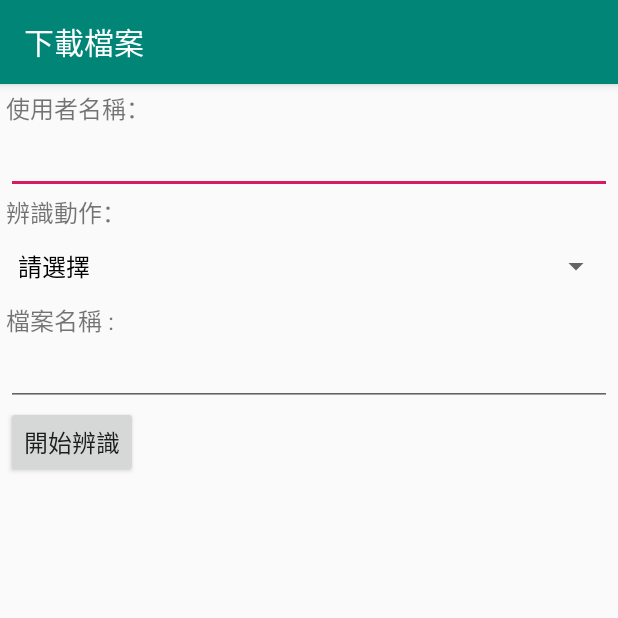
After one commit to Jalyway/PTCare_CMU, an Android app: the Download screen opened directly, with no data from a screen before it, on a phone screen of 412 x 824 dp, the top half of it. The commit adds this screen. Run offline under Robolectric (Android 15) with nearby library versions, the phone set to English and light mode, and no system bars; 2 statements that could not run were skipped.

Commit message:
2019/07/03

```diff
--- a/app/build.gradle
+++ b/app/build.gradle
@@ -38,4 +38,5 @@ dependencies {
     androidTestImplementation 'com.android.support.test.espresso:espresso-core:3.0.2'
     implementation files('libs/jfuzzylite-5.0.jar')
     implementation files('libs/jsoup-1.12.1.jar')
+    implementation files('libs/PTCAppTest.jar')
 }
--- /dev/null
+++ b/app/src/main/java/com/example/ptcare_cmu/Download.java
@@ -0,0 +1,203 @@
+package com.example.ptcare_cmu;
+
+import android.content.Context;
+import android.net.ConnectivityManager;
+import android.net.NetworkInfo;
+import android.os.Bundle;
+import android.os.Handler;
+import android.os.Message;
+import android.support.annotation.Nullable;
+import android.support.v7.app.AppCompatActivity;
+import android.util.Log;
+import android.view.View;
+import android.widget.AdapterView;
+import android.widget.ArrayAdapter;
+import android.widget.Button;
+import android.widget.EditText;
+import android.widget.ProgressBar;
+import android.widget.Spinner;
+import android.widget.TextView;
+import android.widget.Toast;
+
+import org.jsoup.Jsoup;
+import org.jsoup.nodes.Document;
+import org.jsoup.select.Elements;
+
+import java.io.BufferedWriter;
+import java.io.FileWriter;
+import java.io.IOException;
+import java.util.List;
+
+import FISmain.FISMotionSample;
+
+public class Download extends MainActivity {
+
+    private EditText userName, fileName;
+    private Spinner sprMotion;
+    private ProgressBar progressBar;
+    private Button download_Btn;
+    private TextView tvResult;
+    String str = "\n偵測結果\n";
+    private boolean connected = false;
+    private String[] motions = {"請選擇","flex_ext","ABD ADD","int_ext_rot","pron_supin","rad_uln_dev"};
+
+    Thread subThread;
+
+
+    @Override
+    protected void onCreate(@Nullable Bundle savedInstanceState) {
+        super.onCreate(savedInstanceState);
+        setContentView(R.layout.download);
+        //
+        userName = findViewById(R.id.userName);
+        fileName = findViewById(R.id.fileName);
+        sprMotion = findViewById(R.id.sprMotion);
+        download_Btn = findViewById(R.id.download_btn);
+        tvResult = findViewById(R.id.tv_result);
+        progressBar = findViewById(R.id.progressBar);
+
+
+        progressBar.setVisibility(View.INVISIBLE);
+        ArrayAdapter<String> adapter = new ArrayAdapter<>(this, R.layout.support_simple_spinner_dropdown_item, motions);
+        sprMotion.setAdapter(adapter);
+        sprMotion.setOnItemSelectedListener(selectedListener);
+
+
+        // 判斷是否有開啟網路連線
+        ConnectivityManager connectivityManager = (ConnectivityManager) getSystemService(Context.CONNECTIVITY_SERVICE);
+        if(connectivityManager.getNetworkInfo(ConnectivityManager.TYPE_MOBILE).getState() != NetworkInfo.State.CONNECTED &&
+                connectivityManager.getNetworkInfo(ConnectivityManager.TYPE_WIFI).getState() != NetworkInfo.State.CONNECTED) {
+            //we are not connected to the network
+            connected = false;
+            Toast.makeText(this,"請開啟網路連線",Toast.LENGTH_LONG).show();
+            finish();
+        }
+
+        //Toast.makeText(this,"Main Thread: "+Thread.currentThread().getName(),Toast.LENGTH_SHORT).show();
+    }
+
+    AdapterView.OnItemSelectedListener selectedListener = new AdapterView.OnItemSelectedListener() {
+        @Override
+        public void onItemSelected(AdapterView<?> adapterView, View view, int i, long l) {
+            //Toast.makeText(getApplicationContext(),"which:"+ i, Toast.LENGTH_SHORT).show();
+        }
+
+        @Override
+        public void onNothingSelected(AdapterView<?> adapterView) {
+
+        }
+    };
+
+
+
+    Handler mHandler = new Handler(new Handler.Callback() {
+        @Override
+        public boolean handleMessage(Message message) {
+            if (message.what == 1) {
+                progressBar.setVisibility(View.GONE);
+                tvResult.setText(message.obj.toString());
+            }
+            return false;
+        }
+    });
+
+
+    public void downloadBtnLTR(View v) {
+
+        if (! fileName.getText().toString().equals("")) {
+            download_Btn.setEnabled(false);
+            tvResult.setText("資料判斷中\n");
+            progressBar.setVisibility(View.VISIBLE);
+            progressBar.setProgress(-1);
+
+            // 創建一個新的 Thread
+            subThread = new Thread(new Runnable() {
+                @Override
+                public void run() {
+                    try {
+                        Document doc = Jsoup.connect("http://140.128.65.114:8000/PRRFISHome/PTC/fis/motionCriteria1.txt").get();
+                        Elements elements = doc.select("body");
+                        Log.i("mytag",elements.text());
+
+                        try {
+                            FileWriter fw = new FileWriter("/data/data/com.example.ptcare_cmu/motionCriteria1.txt", false);
+                            BufferedWriter bw = new BufferedWriter(fw); //將BufferedWeiter與FileWrite物件做連結
+                            String[] ss=elements.text().split("\\s");
+                            for (int i=0; i<ss.length; i++) {
+                                bw.write(ss[i]+"\n");
+                            }
+                            bw.newLine();
+                            bw.close();
+                        } catch(IOException e) {
+                            e.printStackTrace();
+                        }
+                    } catch(Exception e) {
+                        Log.i("mytag", e.toString());
+                    }
+                    //
+                    try {
+                        Document doc = Jsoup.connect("http://140.128.65.114:8000/PRRFISHome/PTC/fis/motionGuide1.txt").get();
+                        Elements elements = doc.select("body");
+                        Log.i("mytag",elements.text());
+
+                        try {
+                            FileWriter fw = new FileWriter("/data/data/com.example.ptcare_cmu/motionGuide1.txt", false);
+                            BufferedWriter bw = new BufferedWriter(fw); //將BufferedWeiter與FileWrite物件做連結
+                            String[] ss=elements.text().split("\\n");
+                            for (int i=0; i<ss.length; i++) {
+                                bw.write(ss[i]+"\n");
+                            }
+                            bw.newLine();
+                            bw.close();
+                        } catch(IOException e) {
+                            e.printStackTrace();
+                        }
+                    } catch(Exception e) {
+                        Log.i("mytag", e.toString());
+                    }
+                    //-------------------------------------------------------------------------
+                    FISMotionSample fisMotionSample = new FISMotionSample();
+                    List<String> result = fisMotionSample.Recognition("/data/data/com.example.ptcare_cmu/FE_tds_change2_1.fis",
+                            "/data/data/com.example.ptcare_cmu/ExtFlexMotionTest.csv",
+                            "/data/data/com.example.ptcare_cmu/motionGuide1.txt",
+                            "/data/data/com.example.ptcare_cmu/motionCriteria1.txt");
+                    for(int i=0; i<result.size(); i++) {
+                        Log.e("Kenny", result.get(i));
+                        str += result.get(i);
+                    }
+
+
+                    mHandler.obtainMessage(1, str).sendToTarget();
+                }
+            });
+            subThread.start();
+
+
+
+//            while (true) {
+//                if (! http.isAlive()) {
+//                    tvResult.setText(str);
+//                    progressBar.setVisibility(View.GONE);
+//                    break;
+//                }
+//            }
+
+
+            //Toast.makeText(this,"alive: "+http.isAlive(),Toast.LENGTH_SHORT).show();
+            //Toast.makeText(getApplicationContext(),"結果:\n"+str,Toast.LENGTH_SHORT).show();
+        }
+        else
+            Toast.makeText(this,"請輸入檔案名稱",Toast.LENGTH_SHORT).show();
+
+    }
+
+
+    @Override
+    protected void onPause() {
+        super.onPause();
+        if (subThread != null)
+            if (! subThread.isInterrupted())
+                subThread.interrupt();
+    }
+
+}
--- /dev/null
+++ b/app/src/main/res/layout/download.xml
@@ -0,0 +1,81 @@
+<?xml version="1.0" encoding="utf-8"?>
+<android.support.constraint.ConstraintLayout xmlns:android="http://schemas.android.com/apk/res/android"
+    xmlns:app="http://schemas.android.com/apk/res-auto"
+    xmlns:tools="http://schemas.android.com/tools"
+    android:layout_width="match_parent"
+    android:layout_height="match_parent">
+
+    <LinearLayout
+        android:layout_width="0dp"
+        android:layout_height="wrap_content"
+        android:layout_marginStart="4dp"
+        android:layout_marginTop="4dp"
+        android:layout_marginEnd="4dp"
+        android:orientation="vertical"
+        app:layout_constraintEnd_toEndOf="parent"
+        app:layout_constraintStart_toStartOf="parent"
+        app:layout_constraintTop_toTopOf="parent">
+
+        <TextView
+            android:id="@+id/textView12"
+            android:layout_width="match_parent"
+            android:layout_height="wrap_content"
+            android:text="使用者名稱："
+            android:textSize="16sp" />
+
+        <EditText
+            android:id="@+id/userName"
+            android:layout_width="match_parent"
+            android:layout_height="wrap_content"
+            android:ems="10"
+            android:inputType="textPersonName" />
+
+        <TextView
+            android:id="@+id/textView13"
+            android:layout_width="match_parent"
+            android:layout_height="wrap_content"
+            android:text="辨識動作："
+            android:textSize="16sp" />
+
+        <Spinner
+            android:id="@+id/sprMotion"
+            android:layout_width="match_parent"
+            android:layout_height="wrap_content" />
+
+        <TextView
+            android:id="@+id/textView14"
+            android:layout_width="match_parent"
+            android:layout_height="wrap_content"
+            android:text="檔案名稱 :"
+            android:textSize="16sp" />
+
+        <EditText
+            android:id="@+id/fileName"
+            android:layout_width="match_parent"
+            android:layout_height="wrap_content"
+            android:ems="10"
+            android:inputType="textPersonName" />
+
+        <Button
+            android:id="@+id/download_btn"
+            android:layout_width="wrap_content"
+            android:layout_height="wrap_content"
+            android:onClick="downloadBtnLTR"
+            android:text="開始辨識"
+            android:textSize="16sp" />
+
+        <TextView
+            android:id="@+id/tv_result"
+            android:layout_width="match_parent"
+            android:layout_height="wrap_content"
+            android:textAlignment="center"
+            android:textSize="18sp" />
+
+        <ProgressBar
+            android:id="@+id/progressBar"
+            style="?android:attr/progressBarStyle"
+            android:layout_width="match_parent"
+            android:layout_height="wrap_content" />
+
+    </LinearLayout>
+</android.support.constraint.ConstraintLayout>
--- a/build.gradle
+++ b/build.gradle
@@ -7,7 +7,7 @@ buildscript {
 
     }
     dependencies {
-        classpath 'com.android.tools.build:gradle:3.3.1'
+        classpath 'com.android.tools.build:gradle:3.4.1'
 
         // NOTE: Do not place your application dependencies here; they belong
         // in the individual module build.gradle files
```
Also changed, not shown: app/src/main/AndroidManifest.xml (+7 -1 lines), app/src/main/java/com/example/ptcare_cmu/MainActivity.java (+3 -77 lines), app/src/main/java/com/example/ptcare_cmu/ViewRecord.java (+33 -14 lines), app/src/main/res/layout/activity_main.xml (+0 -7 lines), app/src/main/res/layout/show_record.xml (+7 -3 lines), 1 other file.
